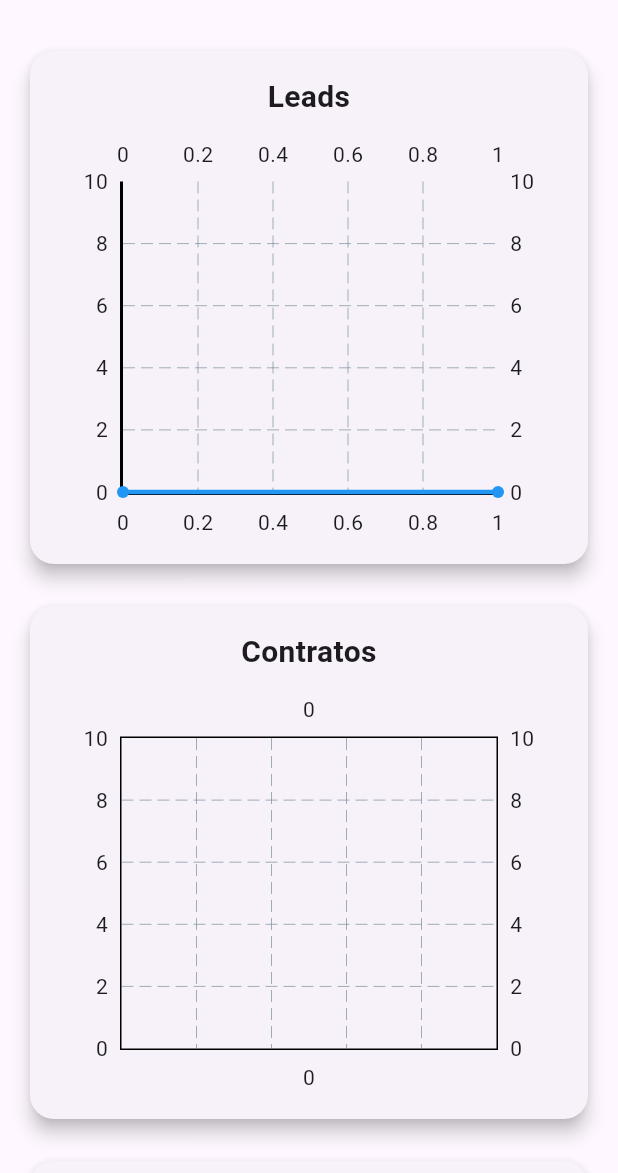
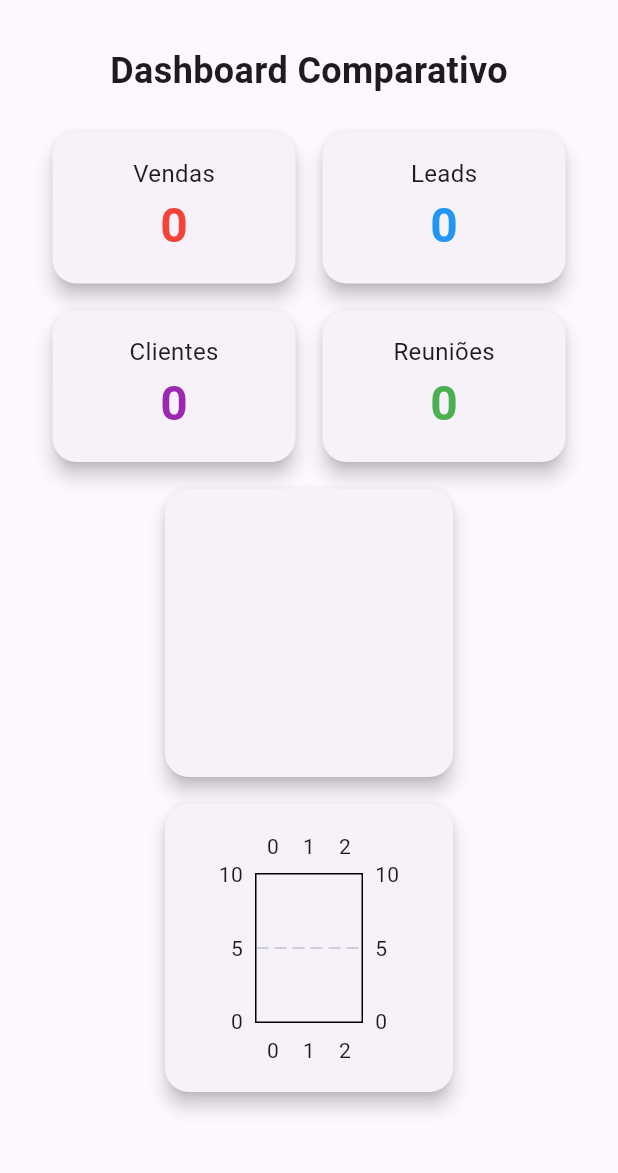
Before and after one commit to Raizhe/comissao-flutter-web, a Flutter app: the screen it shows once a user with an empty profile is signed in, on a phone screen of 412 x 824 dp, the part 63-1236 px from its top. Run offline on Flutter 3.47's test engine with Material 3 defaults, Android fonts, the phone set to English and light mode, and no system bars; drawn by our look-alikes of fl_chart; our stand-ins replace cloud_firestore, firebase_auth, firebase_core, flutter_masked_text2, get; accounts and stored records are empty.

Commit message:
Dash board working

```diff
--- a/lib/main.dart
+++ b/lib/main.dart
@@ -1,3 +1,4 @@
+import 'package:comissao_flutter_web/presentation/screens/clients/clients_details_page.dart';
 import 'package:comissao_flutter_web/presentation/screens/clients/clients_form_page.dart';
 import 'package:comissao_flutter_web/presentation/screens/clients/clients_page.dart';
 import 'package:comissao_flutter_web/presentation/screens/contract/contract_form_page.dart';
@@ -54,6 +55,10 @@ class MyApp extends StatelessWidget {
         GetPage(name: '/clients_page', page: () => ClientsPage()),
         GetPage(name: '/meet_page', page: () => MeetPage()),
         GetPage(
+          name: '/client_details',
+          page: () => ClientDetailsPage(),
+        ),
+        GetPage(
           name: '/contracts_details',
           page: () => ContractDetailsPage(
             contract: Get.arguments,
--- a/lib/presentation/screens/home/home_page.dart
+++ b/lib/presentation/screens/home/home_page.dart
@@ -2,9 +2,9 @@ import 'package:flutter/material.dart';
 import 'package:firebase_auth/firebase_auth.dart';
 import 'package:get/get.dart';
 import 'package:cloud_firestore/cloud_firestore.dart';
+import 'package:fl_chart/fl_chart.dart';
 import '../../../data/repositories/user_repository.dart';
 import '../../../widgets/side_bar_widget.dart';
-import 'package:fl_chart/fl_chart.dart';
 
 class HomePage extends StatelessWidget {
   final UserRepository userRepository = UserRepository();
@@ -25,6 +25,20 @@ class HomePage extends StatelessWidget {
       print('Erro ao buscar contagem: $e');
       return 0;
     }
+  }
+
+  Future<Map<String, int>> _fetchAllMetrics() async {
+    int salesCount = await _getCount('contracts'); // Número de vendas
+    int leadsCount = await _getCount('leads'); // Número de leads
+    int clientsCount = await _getCount('clients'); // Número de clientes
+    int meetingsCount = await _getCount('meets'); // Número de reuniões
+
+    return {
+      'sales': salesCount,
+      'leads': leadsCount,
+      'clients': clientsCount,
+      'meetings': meetingsCount,
+    };
   }
 
   @override
@@ -55,156 +69,146 @@ class HomePage extends StatelessWidget {
           }
         },
       ),
-      body: FutureBuilder<Map<String, int>>(
-        future: _fetchData(),
+      body: Padding(
+        padding: const EdgeInsets.all(16.0),
+        child: FutureBuilder<Map<String, int>>(
+          future: _fetchAllMetrics(),
           builder: (context, snapshot) {
             if (snapshot.connectionState == ConnectionState.waiting) {
               return const Center(child: CircularProgressIndicator());
             } else if (snapshot.hasError) {
-            return const Center(child: Text('Erro ao carregar dados.'));
+              return const Center(child: Text('Erro ao carregar métricas.'));
             } else {
               final data = snapshot.data!;
-            return Center(
-              child: Padding(
-                padding: const EdgeInsets.all(16.0),
-                child: Wrap(
-                  spacing: 20,
-                  runSpacing: 20,
+              return Column(
+                children: [
+                  const Center(
+                    child: Text(
+                      'Dashboard Comparativo',
+                      style: TextStyle(fontSize: 24, fontWeight: FontWeight.bold),
+                    ),
+                  ),
+                  const SizedBox(height: 20),
+                  Expanded(
+                    child: LayoutBuilder(
+                      builder: (context, constraints) {
+                        return Wrap(
+                          spacing: 10,
+                          runSpacing: 10,
                           alignment: WrapAlignment.center,
                           children: [
-                    _buildChart('Leads', data['leads']!, Colors.blue, 'linha'),
-                    _buildChart('Contratos', data['contracts']!, Colors.green, 'coluna'),
-                    _buildChart('Clientes', data['clients']!, Colors.deepPurple , 'pizza'),
+                            _buildFlexibleMetricCard(
+                                'Vendas', data['sales']!, Colors.red, constraints),
+                            _buildFlexibleMetricCard(
+                                'Leads', data['leads']!, Colors.blue, constraints),
+                            _buildFlexibleMetricCard(
+                                'Clientes', data['clients']!, Colors.purple, constraints),
+                            _buildFlexibleMetricCard(
+                                'Reuniões', data['meetings']!, Colors.green, constraints),
+                            _buildFlexibleChart(_buildPieChart(data), constraints),
+                            _buildFlexibleChart(_buildBarChart(data), constraints),
                           ],
+                        );
+                      },
                     ),
                   ),
+                ],
               );
             }
           },
-      ),
-    );
-  }
-
-  Future<Map<String, int>> _fetchData() async {
-    int leadsCount = await _getCount('leads');
-    int contractsCount = await _getCount('contracts');
-    int clientsCount = await _getCount('clients');
-
-    return {
-      'leads': leadsCount,
-      'contracts': contractsCount,
-      'clients': clientsCount,
-    };
-  }
-
-  Widget _buildChart(String title, int value, Color color, String type) {
-    switch (type) {
-      case 'linha':
-        return _buildLineChart(title, value, color);
-      case 'coluna':
-        return _buildBarChart(title, value, color);
-      case 'pizza':
-        return _buildPieChart(title, value, color);
-      default:
-        return const Text('Tipo de gráfico não encontrado.');
-    }
-  }
-
-  Widget _buildLineChart(String title, int value, Color color) {
-    return _buildCard(
-      title,
-      LineChart(
-        LineChartData(
-          minY: 0,
-          maxY: (value + 10).toDouble(),
-          gridData: FlGridData(show: true),
-          borderData: FlBorderData(
-            show: true,
-            border: const Border(
-              bottom: BorderSide(color: Colors.black, width: 2),
-              left: BorderSide(color: Colors.black, width: 2),
-            ),
-          ),
-          titlesData: FlTitlesData(show: true),
-          lineBarsData: [
-            LineChartBarData(
-              spots: [FlSpot(0, 0), FlSpot(1, value.toDouble())],
-              isCurved: true,
-              barWidth: 3,
-              color: color,
-            ),
-          ],
         ),
       ),
     );
   }
 
-  Widget _buildBarChart(String title, int value, Color color) {
-    return _buildCard(
-      title,
-      BarChart(
-        BarChartData(
-          alignment: BarChartAlignment.center,
-          maxY: value.toDouble() + 10,
-          barGroups: [
-            BarChartGroupData(
-              x: 0,
-              barRods: [
-                BarChartRodData(
-                  toY: value.toDouble(),
-                  color: color,
-                  width: 20,
-                ),
-              ],
-            ),
-          ],
-        ),
-      ),
-    );
-  }
-
-  Widget _buildPieChart(String title, int value, Color color) {
-    return _buildCard(
-      title,
-      PieChart(
-        PieChartData(
-          sections: [
-            PieChartSectionData(
-              value: value.toDouble(),
-              color: color,
-              radius: 50,
-              title: '$value',
-              titleStyle: const TextStyle(fontSize: 18, fontWeight: FontWeight.bold),
-            ),
-          ],
-        ),
-      ),
-    );
-  }
-
-  Widget _buildCard(String title, Widget chart) {
+  Widget _buildFlexibleMetricCard(
+      String title, int value, Color color, BoxConstraints constraints) {
+    double width = (constraints.maxWidth / 2) - 20;
     return SizedBox(
-      width: 400,
-      height: 350,
+      width: width.clamp(150, 300),
       child: Card(
         elevation: 5,
         shape: RoundedRectangleBorder(borderRadius: BorderRadius.circular(16)),
         child: Padding(
           padding: const EdgeInsets.all(16.0),
           child: Column(
-            crossAxisAlignment: CrossAxisAlignment.stretch,
             children: [
+              Text(title, style: const TextStyle(fontSize: 16)),
               Text(
-                title,
-                style: const TextStyle(fontSize: 20, fontWeight: FontWeight.bold),
-                textAlign: TextAlign.center,
+                value.toString(),
+                style: TextStyle(
+                  fontSize: 32,
+                  fontWeight: FontWeight.bold,
+                  color: color,
                 ),
-              const SizedBox(height: 12),
-              Expanded(child: chart),
+              ),
             ],
           ),
         ),
       ),
     );
   }
+
+  Widget _buildFlexibleChart(Widget chart, BoxConstraints constraints) {
+    double size = (constraints.maxWidth / 2) - 20;
+    return SizedBox(
+      width: size.clamp(200, 300),
+      height: size.clamp(200, 300),
+      child: Card(
+        elevation: 5,
+        shape: RoundedRectangleBorder(borderRadius: BorderRadius.circular(16)),
+        child: Padding(
+          padding: const EdgeInsets.all(16.0),
+          child: chart,
+        ),
+      ),
+    );
   }
+
+  Widget _buildPieChart(Map<String, int> data) {
+    return PieChart(
+      PieChartData(
+        sections: [
+          PieChartSectionData(
+            value: data['leads']!.toDouble(),
+            color: Colors.blue,
+            title: 'Leads',
+          ),
+          PieChartSectionData(
+            value: data['sales']!.toDouble(),
+            color: Colors.green,
+            title: 'Vendas',
+          ),
+          PieChartSectionData(
+            value: data['clients']!.toDouble(),
+            color: Colors.purple,
+            title: 'Clientes',
+          ),
+        ],
+      ),
+    );
+  }
+
+  Widget _buildBarChart(Map<String, int> data) {
+    return BarChart(
+      BarChartData(
+        alignment: BarChartAlignment.center,
+        maxY: (data.values.reduce((a, b) => a > b ? a : b)).toDouble() + 10,
+        barGroups: [
+          BarChartGroupData(
+            x: 0,
+            barRods: [BarChartRodData(toY: data['leads']!.toDouble(), color: Colors.blue)],
+          ),
+          BarChartGroupData(
+            x: 1,
+            barRods: [BarChartRodData(toY: data['sales']!.toDouble(), color: Colors.green)],
+          ),
+          BarChartGroupData(
+            x: 2,
+            barRods: [BarChartRodData(toY: data['clients']!.toDouble(), color: Colors.purple)],
+          ),
+        ],
+      ),
+    );
+  }
+}
```
Also changed, not shown: lib/data/models/clients_model.dart (+17 -5 lines), lib/presentation/screens/clients/clients_details_page.dart (added, +82 -0 lines), lib/presentation/screens/clients/clients_page.dart (+14 -31 lines), lib/presentation/screens/leads/leads_form_page.dart (+79 -17 lines), lib/presentation/screens/meet/meet_page.dart (+54 -3 lines). Lines whose indentation alone changed are shown as unchanged.
